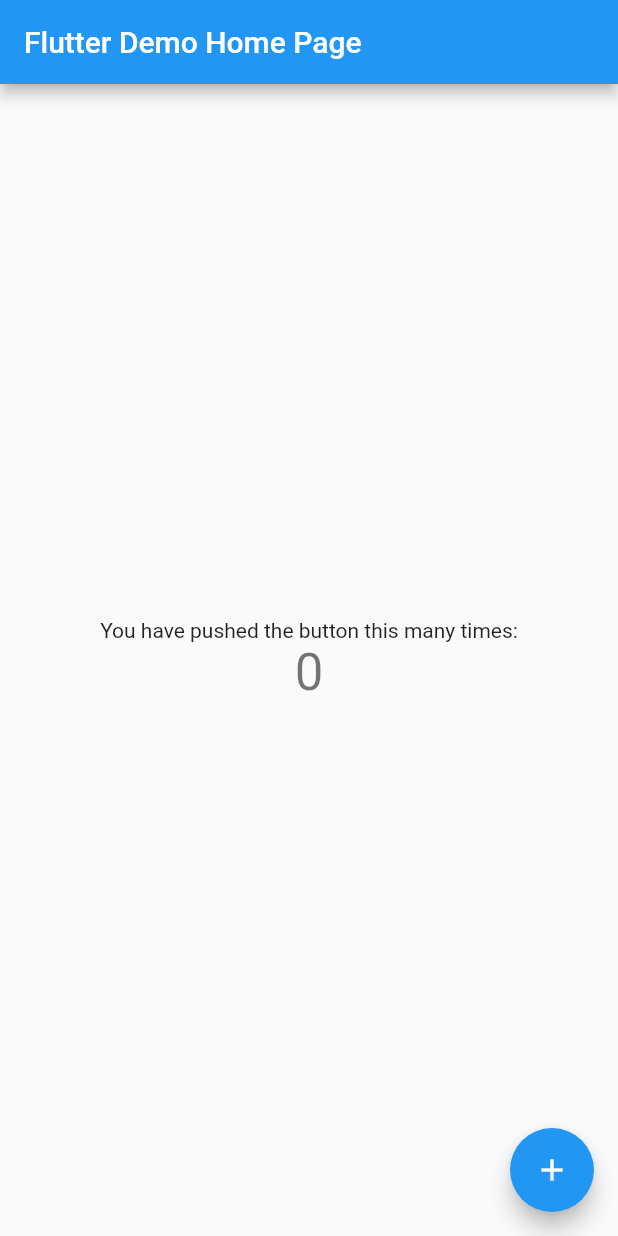
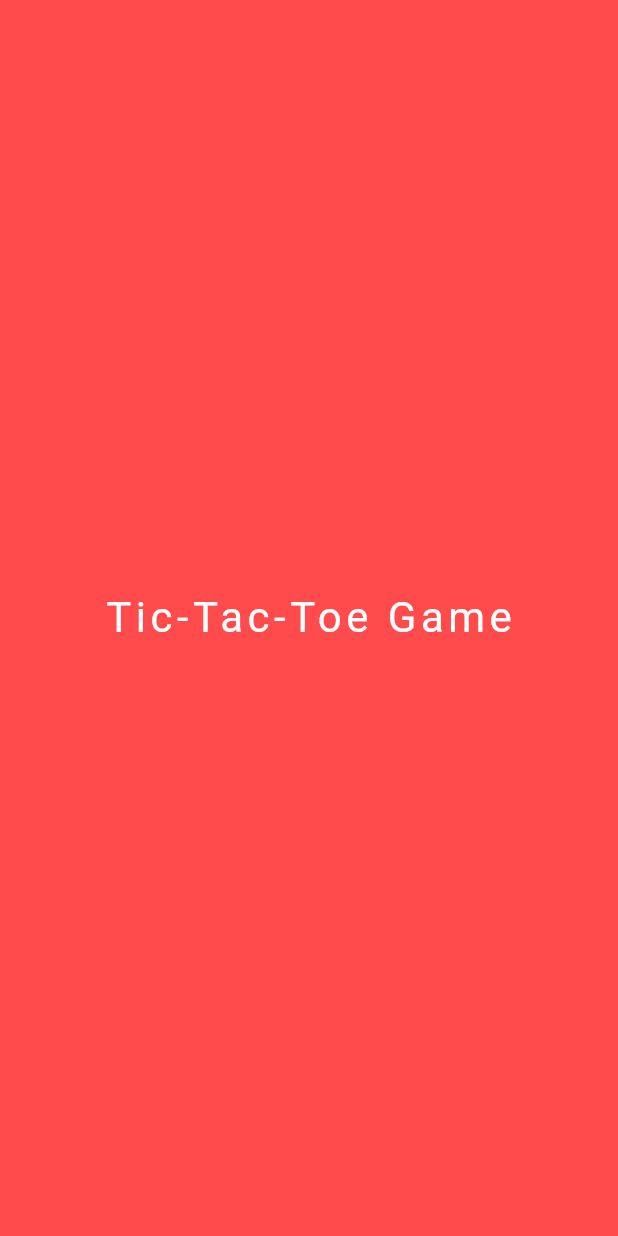
Before and after one commit to Supasek555/Tic_Tac_Toe_Flutter, a Flutter app: the screen it shows after launch, on a phone screen of 412 x 824 dp. Run offline on Flutter 3.47's test engine with Material 2 defaults, Android fonts, the phone set to English and light mode, and no system bars; our stand-ins replace google_fonts; Roboto replaces fonts that are missing (Coiny).

Commit message:
Setting up and add google font

```diff
--- /dev/null
+++ b/lib/constants/color.dart
@@ -0,0 +1,7 @@
+import 'package:flutter/material.dart';
+
+class MainColor {
+  static Color primaryColor = Color(0xFFff4b4b);
+  static Color secondaryColor = Color(0xFFffca27);
+  static Color accentColor = Color(0xFF4169e8);
+}
--- a/lib/main.dart
+++ b/lib/main.dart
@@ -1,4 +1,5 @@
 import 'package:flutter/material.dart';
+import 'package:tic_tac_toe/screens/game.dart';
 
 void main() {
   runApp(const MyApp());
@@ -11,105 +12,8 @@ class MyApp extends StatelessWidget {
   @override
   Widget build(BuildContext context) {
     return MaterialApp(
-      title: 'Flutter Demo',
-      theme: ThemeData(
-        // This is the theme of your application.
-        //
-        // Try running your application with "flutter run". You'll see the
-        // application has a blue toolbar. Then, without quitting the app, try
-        // changing the primarySwatch below to Colors.green and then invoke
-        // "hot reload" (press "r" in the console where you ran "flutter run",
-        // or simply save your changes to "hot reload" in a Flutter IDE).
-        // Notice that the counter didn't reset back to zero; the application
-        // is not restarted.
-        primarySwatch: Colors.blue,
-      ),
-      home: const MyHomePage(title: 'Flutter Demo Home Page'),
+      debugShowCheckedModeBanner: false,
+      home: GameScreen(),
     );
   }
 }
-
-class MyHomePage extends StatefulWidget {
-  const MyHomePage({super.key, required this.title});
-
-  // This widget is the home page of your application. It is stateful, meaning
-  // that it has a State object (defined below) that contains fields that affect
-  // how it looks.
-
-  // This class is the configuration for the state. It holds the values (in this
-  // case the title) provided by the parent (in this case the App widget) and
-  // used by the build method of the State. Fields in a Widget subclass are
-  // always marked "final".
-
-  final String title;
-
-  @override
-  State<MyHomePage> createState() => _MyHomePageState();
-}
-
-class _MyHomePageState extends State<MyHomePage> {
-  int _counter = 0;
-
-  void _incrementCounter() {
-    setState(() {
-      // This call to setState tells the Flutter framework that something has
-      // changed in this State, which causes it to rerun the build method below
-      // so that the display can reflect the updated values. If we changed
-      // _counter without calling setState(), then the build method would not be
-      // called again, and so nothing would appear to happen.
-      _counter++;
-    });
-  }
-
-  @override
-  Widget build(BuildContext context) {
-    // This method is rerun every time setState is called, for instance as done
-    // by the _incrementCounter method above.
-    //
-    // The Flutter framework has been optimized to make rerunning build methods
-    // fast, so that you can just rebuild anything that needs updating rather
-    // than having to individually change instances of widgets.
-    return Scaffold(
-      appBar: AppBar(
-        // Here we take the value from the MyHomePage object that was created by
-        // the App.build method, and use it to set our appbar title.
-        title: Text(widget.title),
-      ),
-      body: Center(
-        // Center is a layout widget. It takes a single child and positions it
-        // in the middle of the parent.
-        child: Column(
-          // Column is also a layout widget. It takes a list of children and
-          // arranges them vertically. By default, it sizes itself to fit its
-          // children horizontally, and tries to be as tall as its parent.
-          //
-          // Invoke "debug painting" (press "p" in the console, choose the
-          // "Toggle Debug Paint" action from the Flutter Inspector in Android
-          // Studio, or the "Toggle Debug Paint" command in Visual Studio Code)
-          // to see the wireframe for each widget.
-          //
-          // Column has various properties to control how it sizes itself and
-          // how it positions its children. Here we use mainAxisAlignment to
-          // center the children vertically; the main axis here is the vertical
-          // axis because Columns are vertical (the cross axis would be
-          // horizontal).
-          mainAxisAlignment: MainAxisAlignment.center,
-          children: <Widget>[
-            const Text(
-              'You have pushed the button this many times:',
-            ),
-            Text(
-              '$_counter',
-              style: Theme.of(context).textTheme.headline4,
-            ),
-          ],
-        ),
-      ),
-      floatingActionButton: FloatingActionButton(
-        onPressed: _incrementCounter,
-        tooltip: 'Increment',
-        child: const Icon(Icons.add),
-      ), // This trailing comma makes auto-formatting nicer for build methods.
-    );
-  }
-}
--- /dev/null
+++ b/lib/screens/game.dart
@@ -0,0 +1,29 @@
+import 'package:flutter/material.dart';
+import 'package:google_fonts/google_fonts.dart';
+import 'package:tic_tac_toe/constants/color.dart';
+
+class GameScreen extends StatefulWidget {
+  const GameScreen({super.key});
+
+  @override
+  State<GameScreen> createState() => _GameScreenState();
+}
+
+class _GameScreenState extends State<GameScreen> {
+  static var customFontWhite = GoogleFonts.coiny(
+    textStyle: TextStyle(color: Colors.white, letterSpacing: 3, fontSize: 28),
+  );
+
+  @override
+  Widget build(BuildContext context) {
+    return Scaffold(
+      backgroundColor: MainColor.primaryColor,
+      body: Center(
+        child: Text(
+          "Tic-Tac-Toe Game",
+          style: customFontWhite,
+        ),
+      ),
+    );
+  }
+}
--- a/pubspec.yaml
+++ b/pubspec.yaml
@@ -31,6 +31,7 @@ environment:
 dependencies:
   flutter:
     sdk: flutter
+  google_fonts: ^3.0.1
 
 
   # The following adds the Cupertino Icons font to your application.
```
Also changed, not shown: pubspec.lock.
